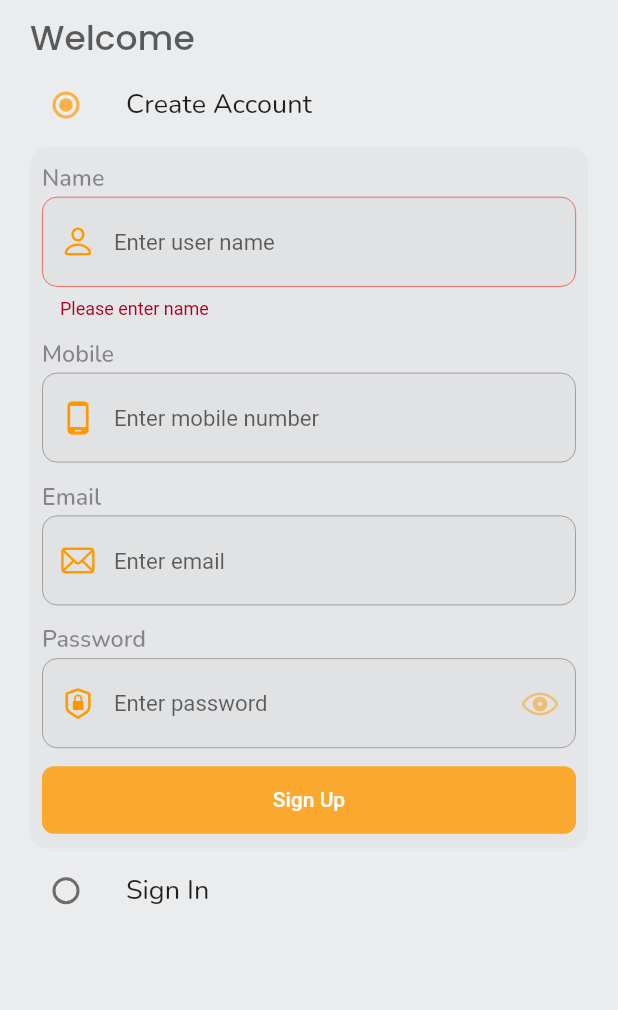
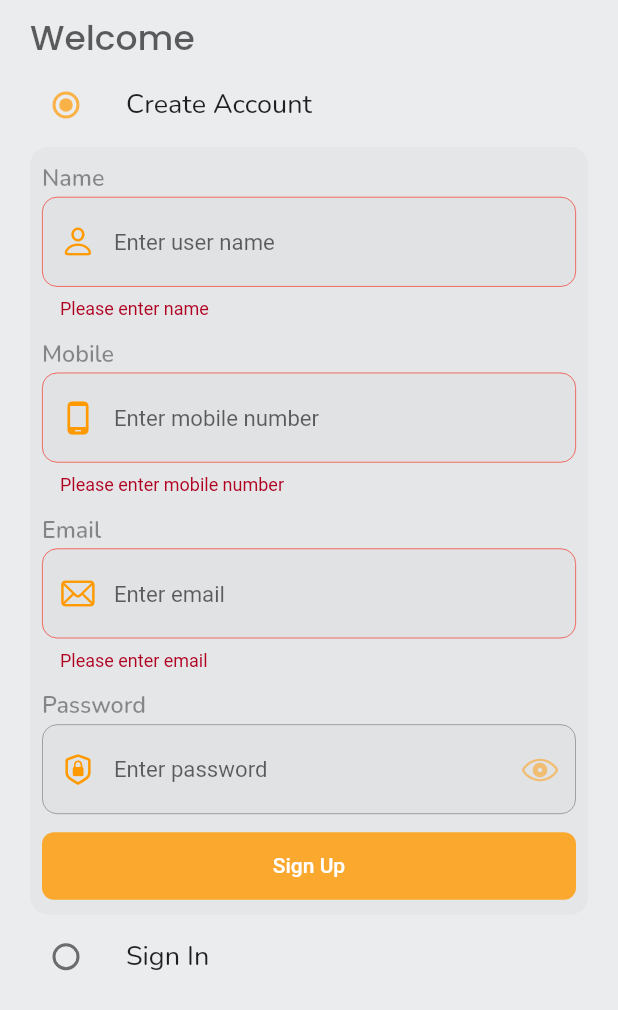
Before and after one commit to sahil078078/amazone_clone, a Flutter app: the screen it shows after launch, after a tap on "Sign Up", on a phone screen of 412 x 824 dp. Shown: the top 1010 px of the screen. Run offline on Flutter 3.47's test engine with Material 2 defaults, Android fonts, the phone set to English and light mode, and no system bars; our stand-ins replace google_fonts; Roboto replaces fonts that are missing (Poly).

Commit message:
email validation

```diff
--- a/lib/features/auth/auth_screen.dart
+++ b/lib/features/auth/auth_screen.dart
@@ -3,6 +3,7 @@ import 'package:amazone_clone/commons/widgets/custom_textfield.dart';
 import 'package:amazone_clone/constants/global_variable.dart';
 import 'package:flutter/cupertino.dart';
 import 'package:flutter/material.dart';
+import 'package:flutter/services.dart';
 import 'package:google_fonts/google_fonts.dart';
 
 enum Auth { signin, signup }
@@ -37,7 +38,6 @@ class _AuthScreenState extends State<AuthScreen> {
   }
 
   bool obscureTextPassword = true;
-  IconData? icon;
 
   @override
   Widget build(BuildContext context) {
@@ -119,13 +119,13 @@ class _AuthScreenState extends State<AuthScreen> {
                               // ],
 
                               keyboardType: TextInputType.text,
-                              validator: (value) {
+                              validator: (name) {
                                 Pattern pattern =
                                     (r'[!@#<>?":_`~;[\]\\|=+)(*&^%0-9-]');
                                 RegExp regExp = RegExp(pattern.toString());
-                                if (value == null || value.isEmpty) {
+                                if (name == null || name.isEmpty) {
                                   return 'Please enter name';
-                                } else if (value.trim().contains(regExp)) {
+                                } else if (name.trim().contains(regExp)) {
                                   return 'Please enter valid name ';
                                 } else {
                                   return null;
@@ -136,10 +136,33 @@ class _AuthScreenState extends State<AuthScreen> {
                               controller: _mobileNumber,
                               lableText: 'Mobile',
                               hindText: 'Enter mobile number',
+                              maxLength: 10,
                               prefixIcon: const Icon(
                                 Icons.phone_android,
                                 color: GlobalVariable.secondaryColor,
                               ),
+                              inputFormatters: [
+                                FilteringTextInputFormatter.allow(
+                                  RegExp(r'[0-9]'),
+                                  // this will alow input only digit,
+                                  // if you press alphabet it don't worked
+                                ),
+                              ],
+                              keyboardType: TextInputType.number,
+                              validator: (mobileNumber) {
+                                Pattern pattern = r'(^(?:[+0]9)?[0-9]{10,}$)';
+                                RegExp regExp = RegExp(pattern.toString());
+                                if (mobileNumber == null ||
+                                    mobileNumber.isEmpty) {
+                                  return 'Please enter mobile number';
+                                } else if (mobileNumber.length != 10) {
+                                  return 'Please enter 10 digit ';
+                                } else if (!regExp.hasMatch(mobileNumber)) {
+                                  return 'Please enter valid number';
+                                } else {
+                                  return null;
+                                }
+                              },
                             ),
                             CustomTextField(
                               controller: _emailController,
@@ -149,6 +172,20 @@ class _AuthScreenState extends State<AuthScreen> {
                                 CupertinoIcons.mail,
                                 color: GlobalVariable.secondaryColor,
                               ),
+                              keyboardType: TextInputType.emailAddress,
+                              validator: (email) {
+                                Pattern pattern =
+                                    r'^(([^<>()[\]\\.,;:\s@\"]+(\.[^<>()[\]\\.,;:\s@\"]+)*)|(\".+\"))@((\[[0-9]{1,3}\.[0-9]{1,3}\.[0-9]{1,3}\.[0-9]{1,3}\])|(([a-zA-Z\-0-9]+\.)+[a-zA-Z]{2,}))$';
+                                RegExp regExp = RegExp(pattern.toString());
+                                if (email == null || email.isEmpty) {
+                                  return 'Please enter email';
+                                } else if (!regExp
+                                    .hasMatch(email.replaceAll(' ', ''))) {
+                                  return 'Please Enter valid email';
+                                } else {
+                                  return null;
+                                }
+                              },
                             ),
                             CustomTextField(
                               controller: _passwordController,
```
